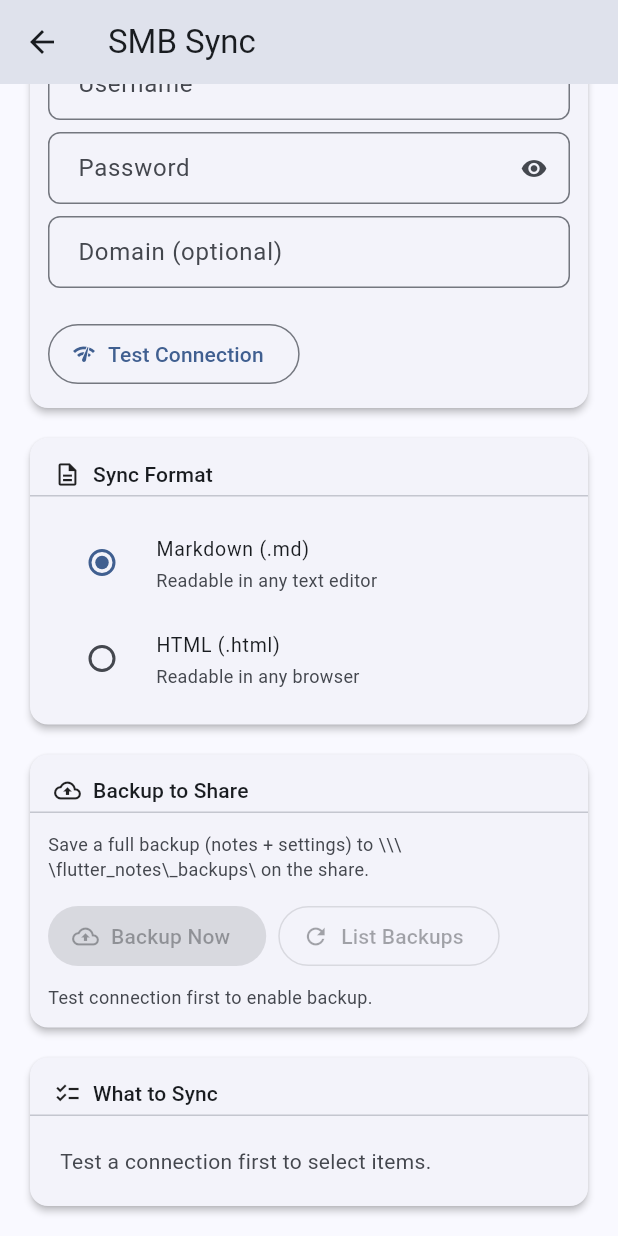
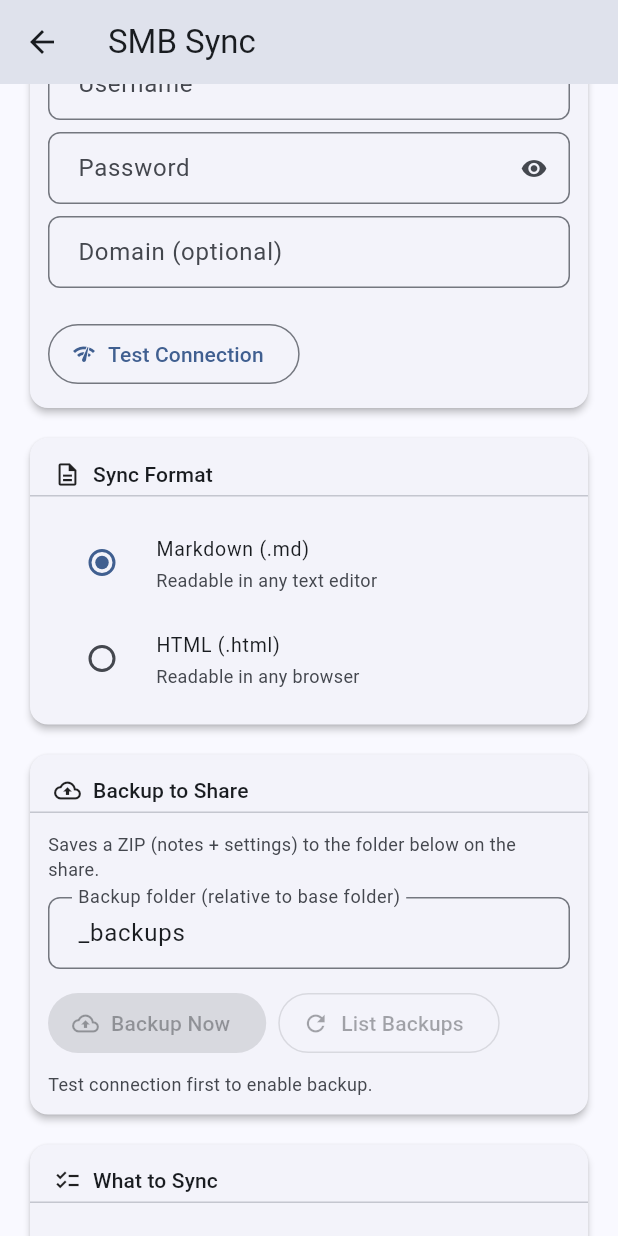
Before and after one commit to ccmscotland/flutter_notes, a Flutter app: the SmbSyncScreen screen opened directly, scrolled down 263 dp, on a phone screen of 412 x 824 dp. Run offline on Flutter 3.47's test engine with Material 3 defaults, Android fonts, the phone set to English and light mode, and no system bars; our stand-ins replace file_picker, flutter_riverpod, freezed_annotation, go_router, google_sign_in, image_picker and 5 more; missing offline and left inert: flutter_quill, googleapis, msal_flutter, smb_connect, syncfusion_flutter_pdf; accounts and stored records are empty; generated files the repository leaves out were written again.

Commit message:
Configurable SMB backup folder — pick location for backup/restore
- SmbConfig: new backupPath field (default '_backups'), persisted to
  SharedPreferences key smb_backup_path
- SMB Sync screen: 'Backup folder' text field in the Backup card
- SmbSyncService._backupDir() uses config.backupPath for all backup ops
- SettingsBackup includes smb_backup_path in export/import

Co-Authored-By: Claude Sonnet 4.6 <noreply@anthropic.com>

```diff
--- a/lib/features/sync/settings_backup.dart
+++ b/lib/features/sync/settings_backup.dart
@@ -16,6 +16,7 @@ class SettingsBackup {
     'smb_pass',
     'smb_domain',
     'smb_format',
+    'smb_backup_path',
   ];
 
   /// Exports current settings as a JSON string.
--- a/lib/features/sync/smb_config.dart
+++ b/lib/features/sync/smb_config.dart
@@ -8,7 +8,8 @@ class SmbConfig {
   final String username;
   final String password;
   final String domain;
-  final String format; // 'markdown' | 'html'
+  final String format;      // 'markdown' | 'html'
+  final String backupPath;  // relative to basePath, default '_backups'
 
   const SmbConfig({
     required this.host,
@@ -18,52 +19,58 @@ class SmbConfig {
     required this.password,
     this.domain = '',
     this.format = 'markdown',
+    this.backupPath = '_backups',
   });
 
-  static const _kHost   = 'smb_host';
-  static const _kShare  = 'smb_share';
-  static const _kBase   = 'smb_base';
-  static const _kUser   = 'smb_user';
-  static const _kPass   = 'smb_pass';
-  static const _kDomain = 'smb_domain';
-  static const _kFormat = 'smb_format';
+  static const _kHost       = 'smb_host';
+  static const _kShare      = 'smb_share';
+  static const _kBase       = 'smb_base';
+  static const _kUser       = 'smb_user';
+  static const _kPass       = 'smb_pass';
+  static const _kDomain     = 'smb_domain';
+  static const _kFormat     = 'smb_format';
+  static const _kBackupPath = 'smb_backup_path';
 
   static Future<SmbConfig?> load() async {
     final p = await SharedPreferences.getInstance();
     final host = p.getString(_kHost) ?? '';
     if (host.isEmpty) return null;
     return SmbConfig(
-      host:     host,
-      share:    p.getString(_kShare)  ?? '',
-      basePath: p.getString(_kBase)   ?? 'flutter_notes',
-      username: p.getString(_kUser)   ?? '',
-      password: p.getString(_kPass)   ?? '',
-      domain:   p.getString(_kDomain) ?? '',
-      format:   p.getString(_kFormat) ?? 'markdown',
+      host:       host,
+      share:      p.getString(_kShare)      ?? '',
+      basePath:   p.getString(_kBase)       ?? 'flutter_notes',
+      username:   p.getString(_kUser)       ?? '',
+      password:   p.getString(_kPass)       ?? '',
+      domain:     p.getString(_kDomain)     ?? '',
+      format:     p.getString(_kFormat)     ?? 'markdown',
+      backupPath: p.getString(_kBackupPath) ?? '_backups',
     );
   }
 
   Future<void> save() async {
     final p = await SharedPreferences.getInstance();
-    await p.setString(_kHost,   host);
-    await p.setString(_kShare,  share);
-    await p.setString(_kBase,   basePath);
-    await p.setString(_kUser,   username);
-    await p.setString(_kPass,   password);
-    await p.setString(_kDomain, domain);
-    await p.setString(_kFormat, format);
+    await p.setString(_kHost,       host);
+    await p.setString(_kShare,      share);
+    await p.setString(_kBase,       basePath);
+    await p.setString(_kUser,       username);
+    await p.setString(_kPass,       password);
+    await p.setString(_kDomain,     domain);
+    await p.setString(_kFormat,     format);
+    await p.setString(_kBackupPath, backupPath);
   }
 
   SmbConfig copyWith({
     String? host, String? share, String? basePath,
-    String? username, String? password, String? domain, String? format,
+    String? username, String? password, String? domain,
+    String? format, String? backupPath,
   }) => SmbConfig(
-    host:     host     ?? this.host,
-    share:    share    ?? this.share,
-    basePath: basePath ?? this.basePath,
-    username: username ?? this.username,
-    password: password ?? this.password,
-    domain:   domain   ?? this.domain,
-    format:   format   ?? this.format,
+    host:       host       ?? this.host,
+    share:      share      ?? this.share,
+    basePath:   basePath   ?? this.basePath,
+    username:   username   ?? this.username,
+    password:   password   ?? this.password,
+    domain:     domain     ?? this.domain,
+    format:     format     ?? this.format,
+    backupPath: backupPath ?? this.backupPath,
   );
 }
--- a/lib/features/sync/smb_sync_screen.dart
+++ b/lib/features/sync/smb_sync_screen.dart
@@ -18,6 +18,7 @@ class _SmbSyncScreenState extends State<SmbSyncScreen> {
   late final TextEditingController _user;
   late final TextEditingController _pass;
   late final TextEditingController _domain;
+  late final TextEditingController _backupPath;
   String _format = 'markdown';
   bool _passVisible = false;
 
@@ -42,18 +43,19 @@ class _SmbSyncScreenState extends State<SmbSyncScreen> {
   @override
   void initState() {
     super.initState();
-    _host   = TextEditingController();
-    _share  = TextEditingController();
-    _base   = TextEditingController(text: 'flutter_notes');
-    _user   = TextEditingController();
-    _pass   = TextEditingController();
-    _domain = TextEditingController();
+    _host       = TextEditingController();
+    _share      = TextEditingController();
+    _base       = TextEditingController(text: 'flutter_notes');
+    _user       = TextEditingController();
+    _pass       = TextEditingController();
+    _domain     = TextEditingController();
+    _backupPath = TextEditingController(text: '_backups');
     _loadConfig();
   }
 
   @override
   void dispose() {
-    for (final c in [_host, _share, _base, _user, _pass, _domain]) c.dispose();
+    for (final c in [_host, _share, _base, _user, _pass, _domain, _backupPath]) c.dispose();
     super.dispose();
   }
 
@@ -63,25 +65,27 @@ class _SmbSyncScreenState extends State<SmbSyncScreen> {
     final cfg = await SmbConfig.load();
     if (cfg != null && mounted) {
       setState(() {
-        _host.text   = cfg.host;
-        _share.text  = cfg.share;
-        _base.text   = cfg.basePath;
-        _user.text   = cfg.username;
-        _pass.text   = cfg.password;
-        _domain.text = cfg.domain;
-        _format      = cfg.format;
+        _host.text       = cfg.host;
+        _share.text      = cfg.share;
+        _base.text       = cfg.basePath;
+        _user.text       = cfg.username;
+        _pass.text       = cfg.password;
+        _domain.text     = cfg.domain;
+        _format          = cfg.format;
+        _backupPath.text = cfg.backupPath;
       });
     }
   }
 
   SmbConfig _currentConfig() => SmbConfig(
-        host:     _host.text.trim(),
-        share:    _share.text.trim(),
-        basePath: _base.text.trim(),
-        username: _user.text.trim(),
-        password: _pass.text,
-        domain:   _domain.text.trim(),
-        format:   _format,
+        host:       _host.text.trim(),
+        share:      _share.text.trim(),
+        basePath:   _base.text.trim(),
+        username:   _user.text.trim(),
+        password:   _pass.text,
+        domain:     _domain.text.trim(),
+        format:     _format,
+        backupPath: _backupPath.text.trim(),
       );
 
   Future<void> _saveConfig() => _currentConfig().save();
@@ -407,15 +411,17 @@ class _SmbSyncScreenState extends State<SmbSyncScreen> {
               crossAxisAlignment: CrossAxisAlignment.start,
               children: [
                 Text(
-                  'Save a full backup (notes + settings) to '
-                  '\\\\${_host.text.trim()}\\${_share.text.trim()}\\'
-                  '${_base.text.trim().isNotEmpty ? '${_base.text.trim()}\\' : ''}'
-                  '_backups\\ on the share.',
-                  style: TextStyle(
-                      fontSize: 12,
-                      color: cs.onSurfaceVariant),
+                  'Saves a ZIP (notes + settings) to the folder below '
+                  'on the share.',
+                  style: TextStyle(fontSize: 12, color: cs.onSurfaceVariant),
                 ),
-                const SizedBox(height: 12),
+                const SizedBox(height: 10),
+                _field(
+                  _backupPath,
+                  'Backup folder (relative to base folder)',
+                  hint: '_backups',
+                ),
+                const SizedBox(height: 4),
                 Wrap(
                   spacing: 8,
                   runSpacing: 8,
```
Also changed, not shown: lib/features/sync/smb_sync_service.dart (+9 -4 lines).
